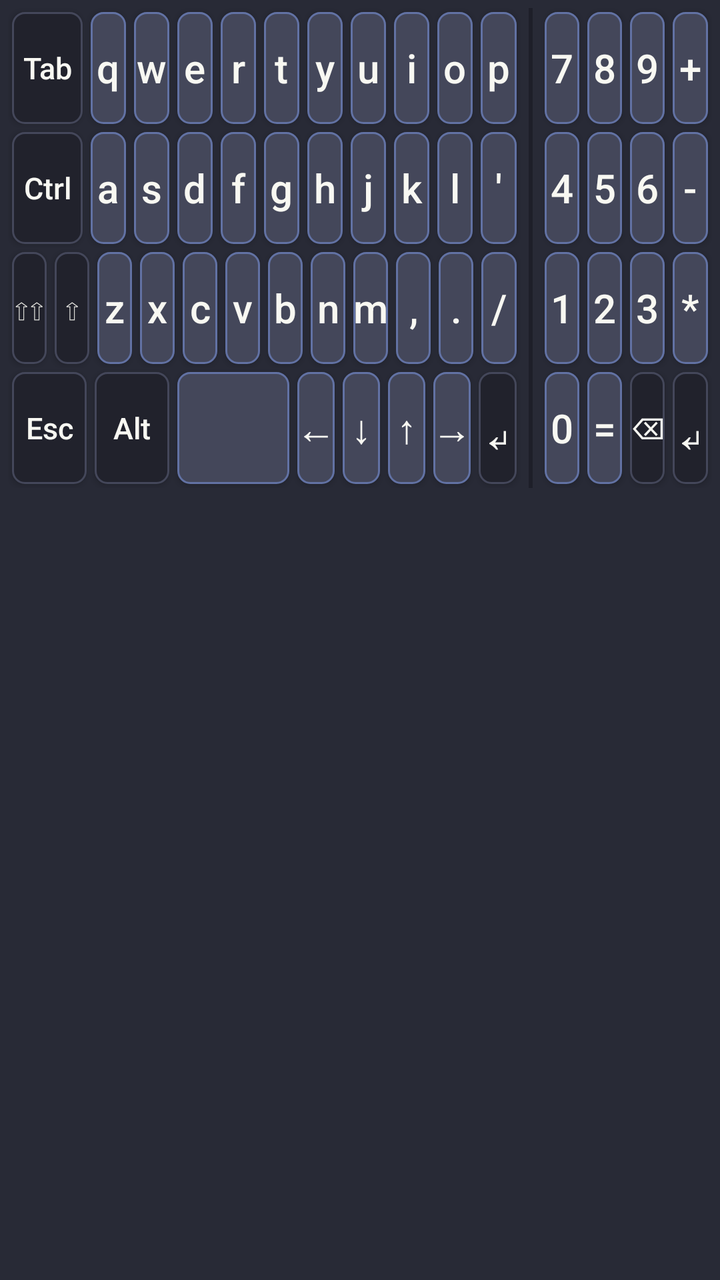
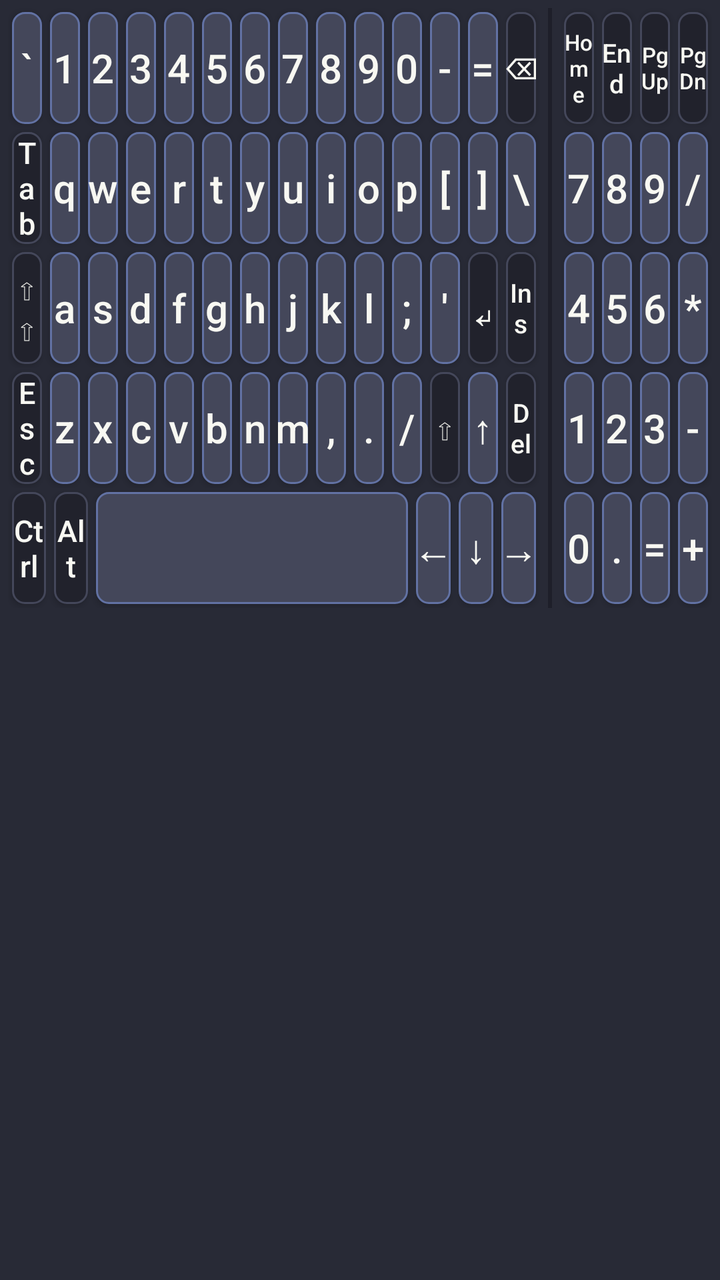

Two renders of the same Android screen: before a commit and after it. Below are the layout's source before the change and the commit's diff.
<!-- AndroidManifest.xml: application theme android:Theme.DeviceDefault.Light.NoActionBar -->
<!-- res/layout/keyboard_view.xml -->
<?xml version="1.0" encoding="utf-8"?>
<LinearLayout xmlns:android="http://schemas.android.com/apk/res/android"
    android:layout_width="match_parent"
    android:layout_height="wrap_content"
    android:orientation="horizontal"
    android:background="@color/kbd_panel_bg"
    android:padding="4dp">

    
    <LinearLayout
        android:layout_width="0dp"
        android:layout_height="wrap_content"
        android:layout_weight="3"
        android:orientation="vertical">

        
        <LinearLayout android:layout_width="match_parent" android:layout_height="60dp"
            android:orientation="horizontal">
            <Button style="@style/KbdKeyMod" android:layout_weight="2" android:tag="TAB" android:text="Tab" />
            <Button style="@style/KbdKey" android:tag="q" android:text="q" />
            <Button style="@style/KbdKey" android:tag="w" android:text="w" />
            <Button style="@style/KbdKey" android:tag="e" android:text="e" />
            <Button style="@style/KbdKey" android:tag="r" android:text="r" />
            <Button style="@style/KbdKey" android:tag="t" android:text="t" />
            <Button style="@style/KbdKey" android:tag="y" android:text="y" />
            <Button style="@style/KbdKey" android:tag="u" android:text="u" />
            <Button style="@style/KbdKey" android:tag="i" android:text="i" />
            <Button style="@style/KbdKey" android:tag="o" android:text="o" />
            <Button style="@style/KbdKey" android:tag="p" android:text="p" />
        </LinearLayout>

        
        <LinearLayout android:layout_width="match_parent" android:layout_height="60dp"
            android:orientation="horizontal">
            <Button style="@style/KbdKeyMod" android:layout_weight="2" android:tag="CTRL" android:text="Ctrl" />
            <Button style="@style/KbdKey" android:tag="a" android:text="a" />
            <Button style="@style/KbdKey" android:tag="s" android:text="s" />
            <Button style="@style/KbdKey" android:tag="d" android:text="d" />
            <Button style="@style/KbdKey" android:tag="f" android:text="f" />
            <Button style="@style/KbdKey" android:tag="g" android:text="g" />
            <Button style="@style/KbdKey" android:tag="h" android:text="h" />
            <Button style="@style/KbdKey" android:tag="j" android:text="j" />
            <Button style="@style/KbdKey" android:tag="k" android:text="k" />
            <Button style="@style/KbdKey" android:tag="l" android:text="l" />
            <Button style="@style/KbdKey" android:tag="&apos;" android:text="&apos;" />
        </LinearLayout>

        
        <LinearLayout android:layout_width="match_parent" android:layout_height="60dp"
            android:orientation="horizontal">
            <Button style="@style/KbdKeyMod" android:tag="CAPS"  android:text="⇧⇧" />
            <Button style="@style/KbdKeyMod" android:tag="SHIFT" android:text="⇧" />
            <Button style="@style/KbdKey" android:tag="z" android:text="z" />
            <Button style="@style/KbdKey" android:tag="x" android:text="x" />
            <Button style="@style/KbdKey" android:tag="c" android:text="c" />
            <Button style="@style/KbdKey" android:tag="v" android:text="v" />
            <Button style="@style/KbdKey" android:tag="b" android:text="b" />
            <Button style="@style/KbdKey" android:tag="n" android:text="n" />
            <Button style="@style/KbdKey" android:tag="m" android:text="m" />
            <Button style="@style/KbdKey" android:tag="," android:text="," />
            <Button style="@style/KbdKey" android:tag="." android:text="." />
            <Button style="@style/KbdKey" android:tag="/" android:text="/" />
        </LinearLayout>

        
        <LinearLayout android:layout_width="match_parent" android:layout_height="60dp"
            android:orientation="horizontal">
            <Button style="@style/KbdKeyMod" android:layout_weight="2" android:tag="ESC" android:text="Esc" />
            <Button style="@style/KbdKeyMod" android:layout_weight="2" android:tag="ALT" android:text="Alt" />
            <Button style="@style/KbdKey"    android:layout_weight="3" android:tag="SPACE" android:text=" " />
            <Button style="@style/KbdKey" android:tag="LEFT"  android:text="←" />
            <Button style="@style/KbdKey" android:tag="DOWN"  android:text="↓" />
            <Button style="@style/KbdKey" android:tag="UP"    android:text="↑" />
            <Button style="@style/KbdKey" android:tag="RIGHT" android:text="→" />
            <Button style="@style/KbdKeyMod" android:tag="ENTER" android:text="↵" android:textSize="26sp" />
        </LinearLayout>
    </LinearLayout>

    
    <View android:layout_width="2dp" android:layout_height="240dp"
          android:background="@color/kbd_separator" android:layout_marginHorizontal="4dp" />

    
    
    <LinearLayout
        android:layout_width="0dp"
        android:layout_height="wrap_content"
        android:layout_weight="1"
        android:orientation="vertical">

        <LinearLayout android:layout_width="match_parent" android:layout_height="60dp"
            android:orientation="horizontal">
            <Button style="@style/KbdKey" android:tag="7" android:text="7" />
            <Button style="@style/KbdKey" android:tag="8" android:text="8" />
            <Button style="@style/KbdKey" android:tag="9" android:text="9" />
            <Button style="@style/KbdKey" android:tag="+" android:text="+" />
        </LinearLayout>
        <LinearLayout android:layout_width="match_parent" android:layout_height="60dp"
            android:orientation="horizontal">
            <Button style="@style/KbdKey" android:tag="4" android:text="4" />
            <Button style="@style/KbdKey" android:tag="5" android:text="5" />
            <Button style="@style/KbdKey" android:tag="6" android:text="6" />
            <Button style="@style/KbdKey" android:tag="-" android:text="-" />
        </LinearLayout>
        <LinearLayout android:layout_width="match_parent" android:layout_height="60dp"
            android:orientation="horizontal">
            <Button style="@style/KbdKey" android:tag="1" android:text="1" />
            <Button style="@style/KbdKey" android:tag="2" android:text="2" />
            <Button style="@style/KbdKey" android:tag="3" android:text="3" />
            <Button style="@style/KbdKey" android:tag="*" android:text="*" />
        </LinearLayout>
        <LinearLayout android:layout_width="match_parent" android:layout_height="60dp"
            android:orientation="horizontal">
            <Button style="@style/KbdKey"    android:tag="0" android:text="0" />
            <Button style="@style/KbdKey"    android:tag="=" android:text="=" />
            <Button style="@style/KbdKeyMod" android:tag="BKSP"  android:text="⌫" />
            <Button style="@style/KbdKeyMod" android:tag="ENTER" android:text="↵" android:textSize="26sp" />
        </LinearLayout>
    </LinearLayout>
</LinearLayout>
<!-- resources referenced by this layout -->
<resources>
  <color name="kbd_panel_bg">#282A36</color>
  <color name="kbd_separator">#1E1F29</color>
  <style name="KbdKey">
          <item name="android:layout_width">0dp</item>
          <item name="android:layout_height">match_parent</item>
          <item name="android:layout_weight">1</item>
          <item name="android:layout_margin">2dp</item>
          <item name="android:padding">0dp</item>
          <item name="android:minWidth">0dp</item>
          <item name="android:minHeight">0dp</item>
          <item name="android:textSize">20sp</item>
          <item name="android:textColor">@color/kbd_key_text</item>
          <item name="android:background">@drawable/key_bg</item>
          <item name="android:textAllCaps">false</item>
          <item name="android:gravity">center</item>
      </style>
  <style name="KbdKeyMod" parent="KbdKey">
          <item name="android:textSize">15sp</item>
          <item name="android:background">@drawable/key_mod_bg</item>
      </style>
  <color name="kbd_key_text">#F8F8F2</color>
  <!-- drawable key_bg (drawable) -->
  <?xml version="1.0" encoding="utf-8"?>
  <selector xmlns:android="http://schemas.android.com/apk/res/android">
      <item android:state_pressed="true">
          <shape android:shape="rectangle">
              <solid android:color="@color/kbd_key_pressed" />
              <corners android:radius="6dp" />
              <stroke android:width="1dp" android:color="@color/kbd_key_pressed" />
          </shape>
      </item>
      <item>
          <shape android:shape="rectangle">
              <solid android:color="@color/kbd_key_bg" />
              <corners android:radius="6dp" />
              <stroke android:width="1dp" android:color="@color/kbd_key_border" />
          </shape>
      </item>
  </selector>
  <!-- drawable key_mod_bg (drawable) -->
  <?xml version="1.0" encoding="utf-8"?>
  <selector xmlns:android="http://schemas.android.com/apk/res/android">
      <item android:state_pressed="true">
          <shape android:shape="rectangle">
              <solid android:color="@color/kbd_key_pressed" />
              <corners android:radius="6dp" />
              <stroke android:width="1dp" android:color="@color/kbd_key_pressed" />
          </shape>
      </item>
      <item>
          <shape android:shape="rectangle">
              <solid android:color="@color/kbd_mod_bg" />
              <corners android:radius="6dp" />
              <stroke android:width="1dp" android:color="@color/kbd_mod_border" />
          </shape>
      </item>
  </selector>
  <color name="kbd_key_pressed">#BD93F9</color>
  <color name="kbd_key_bg">#44475A</color>
  <color name="kbd_key_border">#6272A4</color>
  <color name="kbd_mod_bg">#21222C</color>
  <color name="kbd_mod_border">#44475A</color>
</resources>

<!-- the commit's change to res/layout/keyboard_view.xml (unified diff, before → after) -->
@@ -7,114 +7,159 @@
     android:padding="4dp">
 
     
-    <LinearLayout
+    <FrameLayout
         android:layout_width="0dp"
         android:layout_height="wrap_content"
-        android:layout_weight="3"
+        android:layout_weight="14">
+
+        
+        <LinearLayout
+            android:id="@+id/kbd_alpha"
+            android:layout_width="match_parent"
+            android:layout_height="wrap_content"
+            android:orientation="vertical"
+            android:visibility="visible">
+
+            
+            <LinearLayout android:layout_width="match_parent" android:layout_height="60dp"
+                android:orientation="horizontal">
+                <Button style="@style/KbdKey" android:tag="`" android:text="`" />
+                <Button style="@style/KbdKey" android:tag="1" android:text="1" />
+                <Button style="@style/KbdKey" android:tag="2" android:text="2" />
+                <Button style="@style/KbdKey" android:tag="3" android:text="3" />
+                <Button style="@style/KbdKey" android:tag="4" android:text="4" />
+                <Button style="@style/KbdKey" android:tag="5" android:text="5" />
+                <Button style="@style/KbdKey" android:tag="6" android:text="6" />
+                <Button style="@style/KbdKey" android:tag="7" android:text="7" />
+                <Button style="@style/KbdKey" android:tag="8" android:text="8" />
+                <Button style="@style/KbdKey" android:tag="9" android:text="9" />
+                <Button style="@style/KbdKey" android:tag="0" android:text="0" />
+                <Button style="@style/KbdKey" android:tag="-" android:text="-" />
+                <Button style="@style/KbdKey" android:tag="=" android:text="=" />
+                <Button style="@style/KbdKeyMod" android:tag="BKSP" android:text="⌫" />
+            </LinearLayout>
+
+            
+            <LinearLayout android:layout_width="match_parent" android:layout_height="60dp"
+                android:orientation="horizontal">
+                <Button style="@style/KbdKeyMod" android:tag="TAB" android:text="Tab" />
+                <Button style="@style/KbdKey" android:tag="q" android:text="q" />
+                <Button style="@style/KbdKey" android:tag="w" android:text="w" />
+                <Button style="@style/KbdKey" android:tag="e" android:text="e" />
+                <Button style="@style/KbdKey" android:tag="r" android:text="r" />
+                <Button style="@style/KbdKey" android:tag="t" android:text="t" />
+                <Button style="@style/KbdKey" android:tag="y" android:text="y" />
+                <Button style="@style/KbdKey" android:tag="u" android:text="u" />
+                <Button style="@style/KbdKey" android:tag="i" android:text="i" />
+                <Button style="@style/KbdKey" android:tag="o" android:text="o" />
+                <Button style="@style/KbdKey" android:tag="p" android:text="p" />
+                <Button style="@style/KbdKey" android:tag="[" android:text="[" />
+                <Button style="@style/KbdKey" android:tag="]" android:text="]" />
+                <Button style="@style/KbdKey" android:tag="\\" android:text="\\" />
+            </LinearLayout>
+
+            
+            <LinearLayout android:layout_width="match_parent" android:layout_height="60dp"
+                android:orientation="horizontal">
+                <Button style="@style/KbdKeyMod" android:tag="CAPS" android:text="⇧⇧" />
+                <Button style="@style/KbdKey" android:tag="a" android:text="a" />
+                <Button style="@style/KbdKey" android:tag="s" android:text="s" />
+                <Button style="@style/KbdKey" android:tag="d" android:text="d" />
+                <Button style="@style/KbdKey" android:tag="f" android:text="f" />
+                <Button style="@style/KbdKey" android:tag="g" android:text="g" />
+                <Button style="@style/KbdKey" android:tag="h" android:text="h" />
+                <Button style="@style/KbdKey" android:tag="j" android:text="j" />
+                <Button style="@style/KbdKey" android:tag="k" android:text="k" />
+                <Button style="@style/KbdKey" android:tag="l" android:text="l" />
+                <Button style="@style/KbdKey" android:tag=";" android:text=";" />
+                <Button style="@style/KbdKey" android:tag="&apos;" android:text="&apos;" />
+                <Button style="@style/KbdKeyMod" android:tag="ENTER" android:text="↵" android:textSize="22sp" />
+                <Button style="@style/KbdKeyMod" android:tag="INS" android:text="Ins" android:textSize="13sp" />
+            </LinearLayout>
+
+            
+            <LinearLayout android:layout_width="match_parent" android:layout_height="60dp"
+                android:orientation="horizontal">
+                <Button style="@style/KbdKeyMod" android:tag="ESC" android:text="Esc" />
+                <Button style="@style/KbdKey" android:tag="z" android:text="z" />
+                <Button style="@style/KbdKey" android:tag="x" android:text="x" />
+                <Button style="@style/KbdKey" android:tag="c" android:text="c" />
+                <Button style="@style/KbdKey" android:tag="v" android:text="v" />
+                <Button style="@style/KbdKey" android:tag="b" android:text="b" />
+                <Button style="@style/KbdKey" android:tag="n" android:text="n" />
+                <Button style="@style/KbdKey" android:tag="m" android:text="m" />
+                <Button style="@style/KbdKey" android:tag="," android:text="," />
+                <Button style="@style/KbdKey" android:tag="." android:text="." />
+                <Button style="@style/KbdKey" android:tag="/" android:text="/" />
+                <Button style="@style/KbdKeyMod" android:tag="SHIFT" android:text="⇧" />
+                <Button style="@style/KbdKey" android:tag="UP"    android:text="↑" />
+                <Button style="@style/KbdKeyMod" android:tag="DEL" android:text="Del" android:textSize="13sp" />
+            </LinearLayout>
+
+            
+            <LinearLayout android:layout_width="match_parent" android:layout_height="60dp"
+                android:orientation="horizontal">
+                <Button style="@style/KbdKeyMod" android:tag="CTRL"  android:text="Ctrl" />
+                <Button style="@style/KbdKeyMod" android:tag="ALT"   android:text="Alt" />
+                <Button style="@style/KbdKey" android:layout_weight="9" android:tag="SPACE" android:text=" " />
+                <Button style="@style/KbdKey" android:tag="LEFT"  android:text="←" />
+                <Button style="@style/KbdKey" android:tag="DOWN"  android:text="↓" />
+                <Button style="@style/KbdKey" android:tag="RIGHT" android:text="→" />
+            </LinearLayout>
+        </LinearLayout>
+    </FrameLayout>
+
+    
+    <View android:id="@+id/kbd_divider"
+          android:layout_width="2dp" android:layout_height="300dp"
+          android:background="@color/kbd_separator" android:layout_marginHorizontal="4dp" />
+
+    
+    
+    <LinearLayout
+        android:id="@+id/kbd_numpad"
+        android:layout_width="0dp"
+        android:layout_height="wrap_content"
+        android:layout_weight="4"
         android:orientation="vertical">
 
         
         <LinearLayout android:layout_width="match_parent" android:layout_height="60dp"
             android:orientation="horizontal">
-            <Button style="@style/KbdKeyMod" android:layout_weight="2" android:tag="TAB" android:text="Tab" />
-            <Button style="@style/KbdKey" android:tag="q" android:text="q" />
-            <Button style="@style/KbdKey" android:tag="w" android:text="w" />
-            <Button style="@style/KbdKey" android:tag="e" android:text="e" />
-            <Button style="@style/KbdKey" android:tag="r" android:text="r" />
-            <Button style="@style/KbdKey" android:tag="t" android:text="t" />
-            <Button style="@style/KbdKey" android:tag="y" android:text="y" />
-            <Button style="@style/KbdKey" android:tag="u" android:text="u" />
-            <Button style="@style/KbdKey" android:tag="i" android:text="i" />
-            <Button style="@style/KbdKey" android:tag="o" android:text="o" />
-            <Button style="@style/KbdKey" android:tag="p" android:text="p" />
+            <Button style="@style/KbdKeyMod" android:tag="HOME" android:text="Home" android:textSize="11sp" />
+            <Button style="@style/KbdKeyMod" android:tag="END"  android:text="End"  android:textSize="13sp" />
+            <Button style="@style/KbdKeyMod" android:tag="PGUP" android:text="PgUp" android:textSize="11sp" />
+            <Button style="@style/KbdKeyMod" android:tag="PGDN" android:text="PgDn" android:textSize="11sp" />
         </LinearLayout>
-
         
-        <LinearLayout android:layout_width="match_parent" android:layout_height="60dp"
-            android:orientation="horizontal">
-            <Button style="@style/KbdKeyMod" android:layout_weight="2" android:tag="CTRL" android:text="Ctrl" />
-            <Button style="@style/KbdKey" android:tag="a" android:text="a" />
-            <Button style="@style/KbdKey" android:tag="s" android:text="s" />
-            <Button style="@style/KbdKey" android:tag="d" android:text="d" />
-            <Button style="@style/KbdKey" android:tag="f" android:text="f" />
-            <Button style="@style/KbdKey" android:tag="g" android:text="g" />
-            <Button style="@style/KbdKey" android:tag="h" android:text="h" />
-            <Button style="@style/KbdKey" android:tag="j" android:text="j" />
-            <Button style="@style/KbdKey" android:tag="k" android:text="k" />
-            <Button style="@style/KbdKey" android:tag="l" android:text="l" />
-            <Button style="@style/KbdKey" android:tag="&apos;" android:text="&apos;" />
-        </LinearLayout>
-
-        
-        <LinearLayout android:layout_width="match_parent" android:layout_height="60dp"
-            android:orientation="horizontal">
-            <Button style="@style/KbdKeyMod" android:tag="CAPS"  android:text="⇧⇧" />
-            <Button style="@style/KbdKeyMod" android:tag="SHIFT" android:text="⇧" />
-            <Button style="@style/KbdKey" android:tag="z" android:text="z" />
-            <Button style="@style/KbdKey" android:tag="x" android:text="x" />
-            <Button style="@style/KbdKey" android:tag="c" android:text="c" />
-            <Button style="@style/KbdKey" android:tag="v" android:text="v" />
-            <Button style="@style/KbdKey" android:tag="b" android:text="b" />
-            <Button style="@style/KbdKey" android:tag="n" android:text="n" />
-            <Button style="@style/KbdKey" android:tag="m" android:text="m" />
-            <Button style="@style/KbdKey" android:tag="," android:text="," />
-            <Button style="@style/KbdKey" android:tag="." android:text="." />
-            <Button style="@style/KbdKey" android:tag="/" android:text="/" />
-        </LinearLayout>
-
-        
-        <LinearLayout android:layout_width="match_parent" android:layout_height="60dp"
-            android:orientation="horizontal">
-            <Button style="@style/KbdKeyMod" android:layout_weight="2" android:tag="ESC" android:text="Esc" />
-            <Button style="@style/KbdKeyMod" android:layout_weight="2" android:tag="ALT" android:text="Alt" />
-            <Button style="@style/KbdKey"    android:layout_weight="3" android:tag="SPACE" android:text=" " />
-            <Button style="@style/KbdKey" android:tag="LEFT"  android:text="←" />
-            <Button style="@style/KbdKey" android:tag="DOWN"  android:text="↓" />
-            <Button style="@style/KbdKey" android:tag="UP"    android:text="↑" />
-            <Button style="@style/KbdKey" android:tag="RIGHT" android:text="→" />
-            <Button style="@style/KbdKeyMod" android:tag="ENTER" android:text="↵" android:textSize="26sp" />
-        </LinearLayout>
-    </LinearLayout>
-
-    
-    <View android:layout_width="2dp" android:layout_height="240dp"
-          android:background="@color/kbd_separator" android:layout_marginHorizontal="4dp" />
-
-    
-    
-    <LinearLayout
-        android:layout_width="0dp"
-        android:layout_height="wrap_content"
-        android:layout_weight="1"
-        android:orientation="vertical">
-
         <LinearLayout android:layout_width="match_parent" android:layout_height="60dp"
             android:orientation="horizontal">
             <Button style="@style/KbdKey" android:tag="7" android:text="7" />
             <Button style="@style/KbdKey" android:tag="8" android:text="8" />
             <Button style="@style/KbdKey" android:tag="9" android:text="9" />
-            <Button style="@style/KbdKey" android:tag="+" android:text="+" />
+            <Button style="@style/KbdKey" android:tag="/" android:text="/" />
         </LinearLayout>
         <LinearLayout android:layout_width="match_parent" android:layout_height="60dp"
             android:orientation="horizontal">
             <Button style="@style/KbdKey" android:tag="4" android:text="4" />
             <Button style="@style/KbdKey" android:tag="5" android:text="5" />
             <Button style="@style/KbdKey" android:tag="6" android:text="6" />
-            <Button style="@style/KbdKey" android:tag="-" android:text="-" />
+            <Button style="@style/KbdKey" android:tag="*" android:text="*" />
         </LinearLayout>
         <LinearLayout android:layout_width="match_parent" android:layout_height="60dp"
             android:orientation="horizontal">
             <Button style="@style/KbdKey" android:tag="1" android:text="1" />
             <Button style="@style/KbdKey" android:tag="2" android:text="2" />
             <Button style="@style/KbdKey" android:tag="3" android:text="3" />
-            <Button style="@style/KbdKey" android:tag="*" android:text="*" />
+            <Button style="@style/KbdKey" android:tag="-" android:text="-" />
         </LinearLayout>
         <LinearLayout android:layout_width="match_parent" android:layout_height="60dp"
             android:orientation="horizontal">
-            <Button style="@style/KbdKey"    android:tag="0" android:text="0" />
-            <Button style="@style/KbdKey"    android:tag="=" android:text="=" />
-            <Button style="@style/KbdKeyMod" android:tag="BKSP"  android:text="⌫" />
-            <Button style="@style/KbdKeyMod" android:tag="ENTER" android:text="↵" android:textSize="26sp" />
+            <Button style="@style/KbdKey" android:tag="0" android:text="0" />
+            <Button style="@style/KbdKey" android:tag="." android:text="." />
+            <Button style="@style/KbdKey" android:tag="=" android:text="=" />
+            <Button style="@style/KbdKey" android:tag="+" android:text="+" />
         </LinearLayout>
     </LinearLayout>
+
 </LinearLayout>
